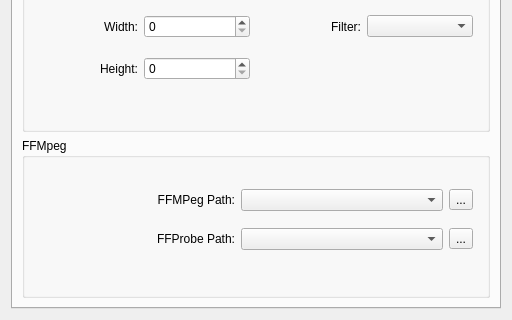
KDE/krita, file libs/ui/animation/VideoImportDialog.ui: the form before one commit; both pictures show x 0 to 512 and y 320 to 640 of the 512 by 640 pixel window.
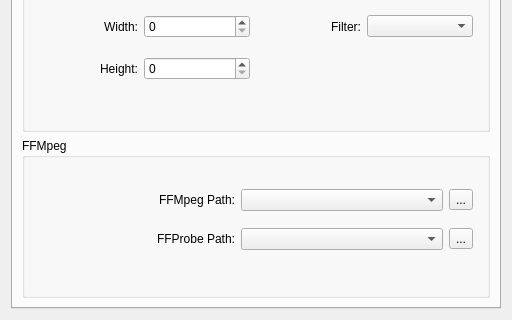
The form after the commit.

```diff
--- a/libs/ui/animation/VideoImportDialog.ui
+++ b/libs/ui/animation/VideoImportDialog.ui
@@ -586,7 +586,7 @@
              <item row="0" column="0">
               <widget class="QLabel" name="ffmpegLocationLabel">
                <property name="text">
-                <string>FFMPeg Path:</string>
+                <string>FFMpeg Path:</string>
                </property>
                <property name="alignment">
                 <set>Qt::AlignRight|Qt::AlignTrailing|Qt::AlignVCenter</set>
```
